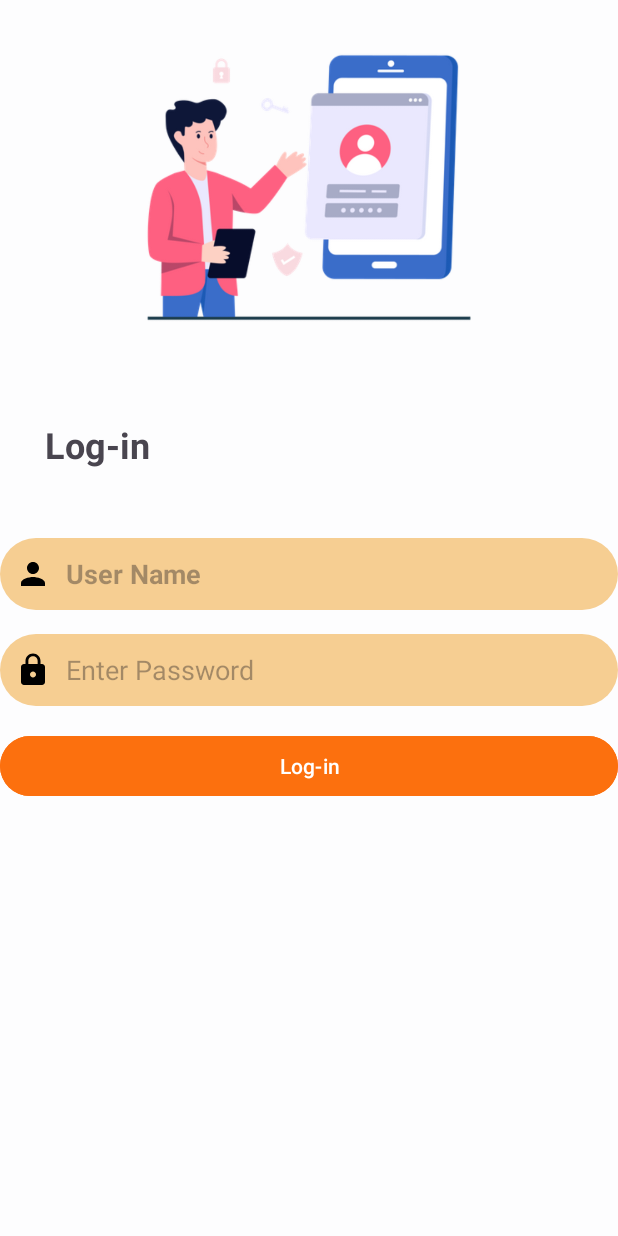
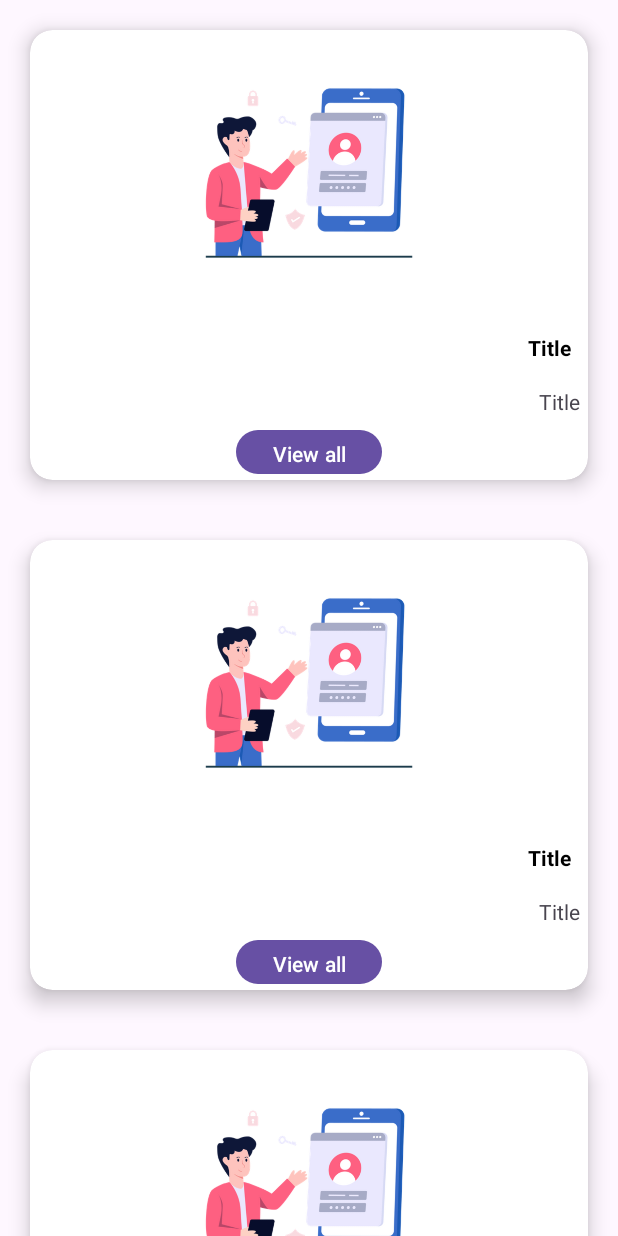
Before and after one commit to Aryan8758/project_meal, an Android app: the HomePageActivity screen opened directly, with no data from a screen before it, on a phone screen of 412 x 824 dp. Run offline under Robolectric (Android 15) with nearby library versions, the phone set to English and light mode, and no system bars.

Commit message:
cardview commit

```diff
--- a/app/src/main/AndroidManifest.xml
+++ b/app/src/main/AndroidManifest.xml
@@ -13,21 +13,24 @@
         android:theme="@style/Theme.MyApplication"
         tools:targetApi="31">
         <activity
+            android:name="com.example.meal_apk.HomePageActivity"
+            android:exported="false" />
+        <activity
             android:name=".Login_page"
             android:exported="false"
             android:label="@string/title_activity_login_page"
             android:theme="@style/Theme.MyApplication" />
         <activity
-            android:name=".sign_up_page"
+            android:name="com.example.meal_apk.sign_up_page"
             android:exported="false" />
         <activity
             android:name=".sing"
             android:exported="false" />
         <activity
-            android:name=".sign_in_page"
+            android:name="com.example.meal_apk.sign_in_page"
             android:exported="false" />
         <activity
-            android:name=".MainActivity"
+            android:name="com.example.meal_apk.MainActivity"
             android:exported="true">
             <intent-filter>
                 <action android:name="android.intent.action.MAIN" />
--- a/app/src/main/java/com/example/myapplication/sign_up_page.kt
+++ b/app/src/main/java/com/example/meal_apk/HomePageActivity.kt
@@ -1,11 +1,12 @@
-package com.example.myapplication
+package com.example.meal_apk
 
 import androidx.appcompat.app.AppCompatActivity
 import android.os.Bundle
+import com.example.myapplication.R
 
-class sign_up_page : AppCompatActivity() {
+class HomePageActivity : AppCompatActivity() {
     override fun onCreate(savedInstanceState: Bundle?) {
         super.onCreate(savedInstanceState)
-        setContentView(R.layout.activity_sign_up_page)
+        setContentView(R.layout.home_page)
     }
 }
--- a/app/src/main/java/com/example/myapplication/MainActivity.kt
+++ b/app/src/main/java/com/example/meal_apk/MainActivity.kt
@@ -1,10 +1,11 @@
-package com.example.myapplication
+package com.example.meal_apk
 
 import android.content.Intent
 import androidx.appcompat.app.AppCompatActivity
 import android.os.Bundle
 import android.os.Handler
 import android.os.Looper
+import com.example.myapplication.R
 
 class MainActivity : AppCompatActivity() {
 
--- /dev/null
+++ b/app/src/main/java/com/example/meal_apk/sign_in_page.kt
@@ -0,0 +1,25 @@
+package com.example.meal_apk
+
+import android.content.Intent
+import androidx.appcompat.app.AppCompatActivity
+import android.os.Bundle
+import android.view.View
+import android.widget.TextView
+import android.widget.Toast
+import com.example.myapplication.R
+import com.example.myapplication.databinding.ActivityMainBinding
+
+class sign_in_page : AppCompatActivity() {
+    private lateinit var binding: ActivityMainBinding
+    override fun onCreate(savedInstanceState: Bundle?) {
+        super.onCreate(savedInstanceState)
+        setContentView(R.layout.activity_sign_in_page)
+        val login: TextView = findViewById(R.id.already_joined)
+        login.setOnClickListener {
+            val intent = Intent(this@sign_in_page, sign_up_page::class.java)
+            startActivity(intent)
+            Toast.makeText(this, "Button clicked!", Toast.LENGTH_SHORT).show()
+        }
+
+    }
+}
--- a/app/src/main/java/com/example/myapplication/sign_in_page.kt
+++ b/app/src/main/java/com/example/meal_apk/sign_up_page.kt
@@ -1,24 +1,22 @@
-package com.example.myapplication
+package com.example.meal_apk
 
 import android.content.Intent
 import androidx.appcompat.app.AppCompatActivity
 import android.os.Bundle
-import android.view.View
+import android.widget.Button
 import android.widget.TextView
 import android.widget.Toast
-import com.example.myapplication.databinding.ActivityMainBinding
+import com.example.myapplication.R
 
-class sign_in_page : AppCompatActivity() {
-    private lateinit var binding: ActivityMainBinding
+class sign_up_page : AppCompatActivity() {
     override fun onCreate(savedInstanceState: Bundle?) {
         super.onCreate(savedInstanceState)
-        setContentView(R.layout.activity_sign_in_page)
-        val login: TextView = findViewById(R.id.already_joined)
+        setContentView(R.layout.activity_sign_up_page)
+        val login: Button = findViewById(R.id.continue_button)
         login.setOnClickListener {
-            val intent = Intent(this@sign_in_page, sign_up_page::class.java)
+            val intent = Intent(this@sign_up_page, HomePageActivity::class.java)
             startActivity(intent)
             Toast.makeText(this, "Button clicked!", Toast.LENGTH_SHORT).show()
         }
-
     }
 }
--- a/app/src/main/res/layout/activity_main.xml
+++ b/app/src/main/res/layout/activity_main.xml
@@ -8,7 +8,7 @@
     android:gravity="center"
     android:background="#F6E6AD"
     android:padding="16dp"
-    tools:context=".MainActivity">
+    tools:context="com.example.meal_apk.MainActivity">
 
     <ImageView
         android:layout_width="121dp"
--- a/app/src/main/res/layout/activity_sign_in_page.xml
+++ b/app/src/main/res/layout/activity_sign_in_page.xml
@@ -7,7 +7,7 @@
     android:orientation="vertical"
     android:background="#FEF0D7"
     android:padding="16dp"
-    tools:context=".sign_in_page">
+    tools:context="com.example.meal_apk.sign_in_page">
 
     <ImageView
         android:id="@+id/signup_illustration"
--- a/app/src/main/res/layout/activity_sign_up_page.xml
+++ b/app/src/main/res/layout/activity_sign_up_page.xml
@@ -6,7 +6,7 @@
     android:layout_width="match_parent"
     android:layout_height="match_parent"
     android:background="#FDFDFE"
-    tools:context=".sign_up_page">
+    tools:context="com.example.meal_apk.sign_up_page">
 
 
     <ImageView
--- /dev/null
+++ b/app/src/main/res/layout/home_page.xml
@@ -0,0 +1,147 @@
+<?xml version="1.0" encoding="utf-8"?>
+<LinearLayout xmlns:android="http://schemas.android.com/apk/res/android"
+    xmlns:app="http://schemas.android.com/apk/res-auto"
+    xmlns:tools="http://schemas.android.com/tools"
+    android:layout_width="match_parent"
+    android:layout_height="match_parent"
+    android:orientation="vertical"
+    tools:context="com.example.meal_apk.HomePageActivity">
+
+  <androidx.core.widget.NestedScrollView
+      android:layout_width="match_parent"
+      android:layout_height="match_parent">
+      <LinearLayout
+          android:layout_width="match_parent"
+          android:layout_height="match_parent"
+          android:orientation="vertical">
+
+        <androidx.cardview.widget.CardView
+            android:layout_width="match_parent"
+            android:layout_height="300dp"
+            app:cardElevation="8dp"
+            app:cardCornerRadius="15dp"
+            android:layout_margin="20dp">
+
+            <LinearLayout
+                android:layout_width="match_parent"
+                android:layout_height="match_parent"
+                android:orientation="vertical">
+
+                <ImageView
+                    android:layout_width="match_parent"
+                    android:layout_height="160dp"
+                    android:layout_margin="15dp"
+                    android:src="@drawable/signup" />
+
+                <TextView
+                    android:layout_width="wrap_content"
+                    android:layout_height="wrap_content"
+                    android:layout_gravity="right"
+                    android:padding="6dp"
+                    android:textStyle="bold"
+                    android:textColor="@color/black"
+                    android:layout_margin="5dp"
+                    android:text="Title" />
+
+                <TextView
+                    android:layout_width="wrap_content"
+                    android:layout_height="wrap_content"
+                    android:layout_gravity="right"
+                    android:layout_margin="5dp"
+                    android:text="Title" />
+                <Button
+                    android:layout_width="wrap_content"
+                    android:layout_height="wrap_content"
+                    android:text="View all"
+                    android:layout_gravity="center"/>
+
+            </LinearLayout>
+        </androidx.cardview.widget.CardView>
+       <androidx.cardview.widget.CardView
+          android:layout_width="match_parent"
+          android:layout_height="300dp"
+          app:cardElevation="8dp"
+          app:cardCornerRadius="15dp"
+          android:layout_margin="20dp">
+
+          <LinearLayout
+              android:layout_width="match_parent"
+              android:layout_height="match_parent"
+              android:orientation="vertical">
+
+              <ImageView
+                  android:layout_width="match_parent"
+                  android:layout_height="160dp"
+                  android:layout_margin="15dp"
+                  android:src="@drawable/signup" />
+
+              <TextView
+                  android:layout_width="wrap_content"
+                  android:layout_height="wrap_content"
+                  android:layout_gravity="right"
+                  android:padding="6dp"
+                  android:textStyle="bold"
+                  android:textColor="@color/black"
+                  android:layout_margin="5dp"
+                  android:text="Title" />
+
+              <TextView
+                  android:layout_width="wrap_content"
+                  android:layout_height="wrap_content"
+                  android:layout_gravity="right"
+                  android:layout_margin="5dp"
+                  android:text="Title" />
+              <Button
+                  android:layout_width="wrap_content"
+                  android:layout_height="wrap_content"
+                  android:text="View all"
+                  android:layout_gravity="center"/>
+
+          </LinearLayout>
+      </androidx.cardview.widget.CardView>
+       <androidx.cardview.widget.CardView
+          android:layout_width="match_parent"
+          android:layout_height="300dp"
+          app:cardElevation="8dp"
+          app:cardCornerRadius="15dp"
+          android:layout_margin="20dp">
+
+          <LinearLayout
+              android:layout_width="match_parent"
+              android:layout_height="match_parent"
+              android:orientation="vertical">
+
+              <ImageView
+                  android:layout_width="match_parent"
+                  android:layout_height="160dp"
+                  android:layout_margin="15dp"
+                  android:src="@drawable/signup" />
+
+              <TextView
+                  android:layout_width="wrap_content"
+                  android:layout_height="wrap_content"
+                  android:layout_gravity="right"
+                  android:padding="6dp"
+                  android:textStyle="bold"
+                  android:textColor="@color/black"
+                  android:layout_margin="5dp"
+                  android:text="Title" />
+
+              <TextView
+                  android:layout_width="wrap_content"
+                  android:layout_height="wrap_content"
+                  android:layout_gravity="right"
+                  android:layout_margin="5dp"
+                  android:text="Title" />
+              <Button
+                  android:layout_width="wrap_content"
+                  android:layout_height="wrap_content"
+                  android:text="View all"
+                  android:layout_gravity="center"/>
+
+          </LinearLayout>
+      </androidx.cardview.widget.CardView>
+      </LinearLayout>
+  </androidx.core.widget.NestedScrollView>
+
+</LinearLayout>
```
